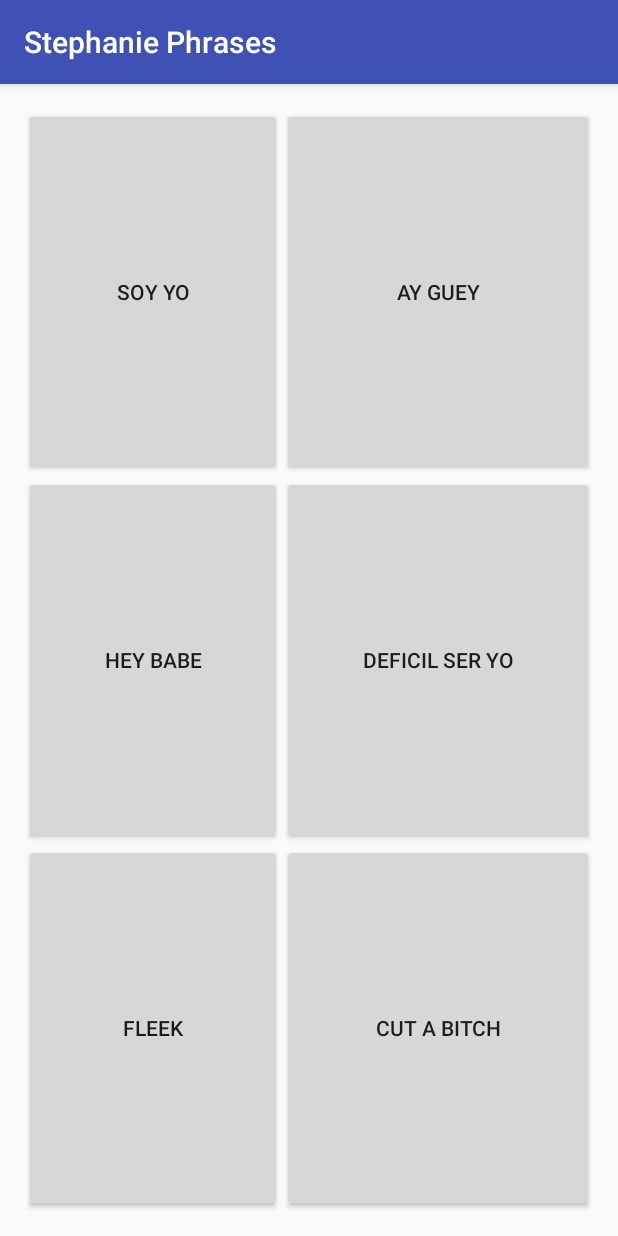
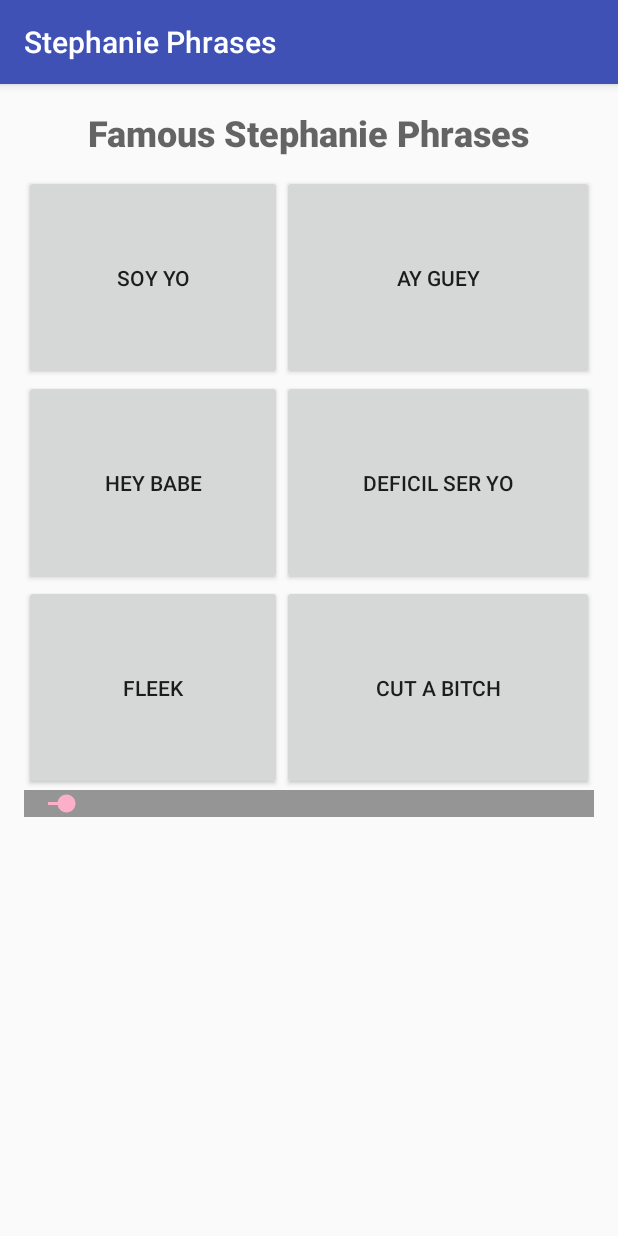
Before and after one commit to jesco00s/Stephanie-Phrases, an Android app: the screen it shows after launch (MainActivity), after a tap on "AY GUEY", on a phone screen of 412 x 824 dp. Run offline under Robolectric (Android 15) with nearby library versions, the phone set to English and light mode, and no system bars.

Commit message:
- Added a SeekBar to monitor the video's progress

```diff
--- a/app/src/main/java/com/escobar/j0e009t/stephaniephrases/MainActivity.java
+++ b/app/src/main/java/com/escobar/j0e009t/stephaniephrases/MainActivity.java
@@ -4,9 +4,15 @@ import android.media.MediaPlayer;
 import android.support.v7.app.AppCompatActivity;
 import android.os.Bundle;
 import android.view.View;
+import android.widget.SeekBar;
+
+import java.util.Timer;
+import java.util.TimerTask;
 
 public class MainActivity extends AppCompatActivity {
 
+
+    MediaPlayer soundFile = null;
     @Override
     protected void onCreate(Bundle savedInstanceState) {
         super.onCreate(savedInstanceState);
@@ -14,7 +20,6 @@ public class MainActivity extends AppCompatActivity {
     }
 
     public void playSound(View view){
-        MediaPlayer soundFile = null;
         switch(view.getId()){
             case R.id.soyYo :
                 soundFile = MediaPlayer.create(this, R.raw.soy_yo);
@@ -35,8 +40,16 @@ public class MainActivity extends AppCompatActivity {
                 soundFile = MediaPlayer.create(this, R.raw.ay_guey);
                 break;
         }
+        soundFile.start();
 
+        final SeekBar progressSeekBar = findViewById(R.id.progressSeekBar);
+        progressSeekBar.setMax(soundFile.getDuration());
 
-        soundFile.start();
+        new Timer().schedule(new TimerTask() {
+            @Override
+            public void run() {
+                progressSeekBar.setProgress(soundFile.getCurrentPosition());
+            }
+        }, 0, 100);
     }
 }
--- a/app/src/main/res/layout/activity_main.xml
+++ b/app/src/main/res/layout/activity_main.xml
@@ -7,85 +7,104 @@
     tools:context="com.escobar.j0e009t.stephaniephrases.MainActivity">
 
 
+    <TextView
+        android:id="@+id/title"
+        style="?attr/textAppearancePopupMenuHeader"
+        android:layout_width="wrap_content"
+        android:layout_height="wrap_content"
+        android:layout_alignParentTop="true"
+        android:layout_centerHorizontal="true"
+        android:paddingBottom="12dp"
+        android:text="Famous Stephanie Phrases"
+        android:textSize="24sp"
+        android:textStyle="bold" />
+
     <GridLayout
+        android:id="@+id/gridLayout"
         android:layout_width="match_parent"
-        android:layout_height="match_parent"
+        android:layout_height="410dp"
         android:layout_alignParentLeft="true"
         android:layout_alignParentStart="true"
-        android:layout_alignParentTop="true">
+        android:layout_below="@+id/title">
 
         <Button
             android:id="@+id/soyYo"
             android:layout_width="wrap_content"
             android:layout_height="wrap_content"
-            android:onClick="playSound"
+            android:layout_column="0"
+            android:layout_columnWeight="1"
             android:layout_gravity="fill"
-            android:layout_column="0"
             android:layout_row="0"
             android:layout_rowWeight="1"
-            android:layout_columnWeight="1"
+            android:onClick="playSound"
             android:text="Soy yo" />
 
         <Button
             android:id="@+id/ayGuey"
             android:layout_width="wrap_content"
             android:layout_height="wrap_content"
-            android:onClick="playSound"
+            android:layout_column="1"
+            android:layout_columnWeight="1"
             android:layout_gravity="fill"
-            android:layout_column="1"
             android:layout_row="0"
             android:layout_rowWeight="1"
-            android:layout_columnWeight="1"
+            android:onClick="playSound"
             android:text="Ay Guey" />
 
         <Button
             android:id="@+id/heyBabe"
             android:layout_width="wrap_content"
             android:layout_height="wrap_content"
-            android:onClick="playSound"
+            android:layout_column="0"
+            android:layout_columnWeight="1"
             android:layout_gravity="fill"
-            android:layout_column="0"
             android:layout_row="1"
             android:layout_rowWeight="1"
-            android:layout_columnWeight="1"
+            android:onClick="playSound"
             android:text="Hey Babe" />
 
         <Button
             android:id="@+id/deficilSerYo"
             android:layout_width="wrap_content"
             android:layout_height="wrap_content"
-            android:onClick="playSound"
+            android:layout_column="1"
+            android:layout_columnWeight="1"
             android:layout_gravity="fill"
-            android:layout_column="1"
             android:layout_row="1"
             android:layout_rowWeight="1"
-            android:layout_columnWeight="1"
+            android:onClick="playSound"
             android:text="Deficil Ser Yo" />
 
         <Button
             android:id="@+id/fleek"
             android:layout_width="wrap_content"
             android:layout_height="wrap_content"
-            android:onClick="playSound"
+            android:layout_column="0"
+            android:layout_columnWeight="1"
             android:layout_gravity="fill"
-            android:layout_column="0"
             android:layout_row="2"
             android:layout_rowWeight="1"
-            android:layout_columnWeight="1"
+            android:onClick="playSound"
             android:text="Fleek" />
 
         <Button
             android:id="@+id/cutABitch"
             android:layout_width="wrap_content"
             android:layout_height="wrap_content"
-            android:onClick="playSound"
+            android:layout_column="1"
+            android:layout_columnWeight="1"
             android:layout_gravity="fill"
-            android:layout_column="1"
             android:layout_row="2"
             android:layout_rowWeight="1"
-            android:layout_columnWeight="1"
+            android:onClick="playSound"
             android:text="Cut A Bitch" />
+    </GridLayout>
 
-
-    </GridLayout>
+    <SeekBar
+        android:id="@+id/progressSeekBar"
+        android:layout_width="match_parent"
+        android:layout_height="wrap_content"
+        android:layout_below="@+id/gridLayout"
+        android:alpha=".40"
+        android:background="@android:color/background_dark" />
 </RelativeLayout>
```
